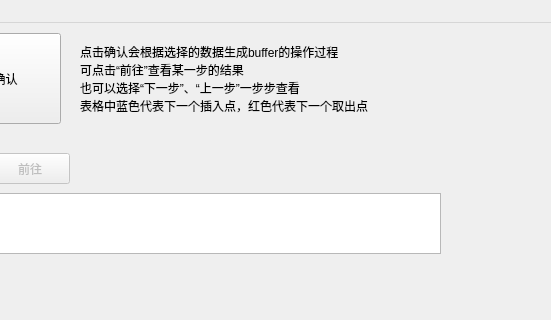
This is producer_consumer/producer_consumer.ui in PiGodzyh/TJ_operating_system_producer_consumer as Qt 5 draws it before an edit; both pictures show x 287 to 838 and y 0 to 320 of the 920 by 505 pixel window. The edited form follows.
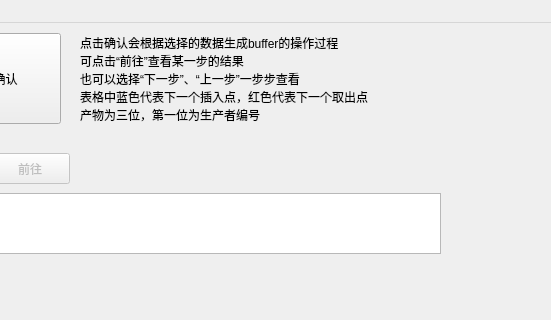
This is the edited form.

Commit message: 优化表现，更像并行了

```diff
--- a/producer_consumer/producer_consumer.ui
+++ b/producer_consumer/producer_consumer.ui
@@ -136,7 +136,8 @@
      <string>点击确认会根据选择的数据生成buffer的操作过程
 可点击“前往”查看某一步的结果
 也可以选择“下一步”、“上一步”一步步查看
-表格中蓝色代表下一个插入点，红色代表下一个取出点</string>
+表格中蓝色代表下一个插入点，红色代表下一个取出点
+产物为三位，第一位为生产者编号</string>
     </property>
     <property name="wordWrap">
      <bool>true</bool>
```
The commit also changes 2 other files.
